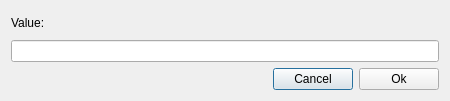
This is proj/src/EditNumericValueDialog.ui in germix/minecraft-explorer as Qt 5 draws it before an edit. The edited form follows.
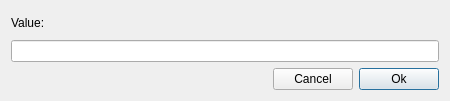
This is the edited form.

```diff
--- a/proj/src/EditNumericValueDialog.ui
+++ b/proj/src/EditNumericValueDialog.ui
@@ -49,6 +49,9 @@
      <property name="text">
       <string>Ok</string>
      </property>
+     <property name="default">
+      <bool>true</bool>
+     </property>
     </widget>
    </item>
   </layout>
```
Left out of the diff: 9 changed lines with no effect on the pictures.
